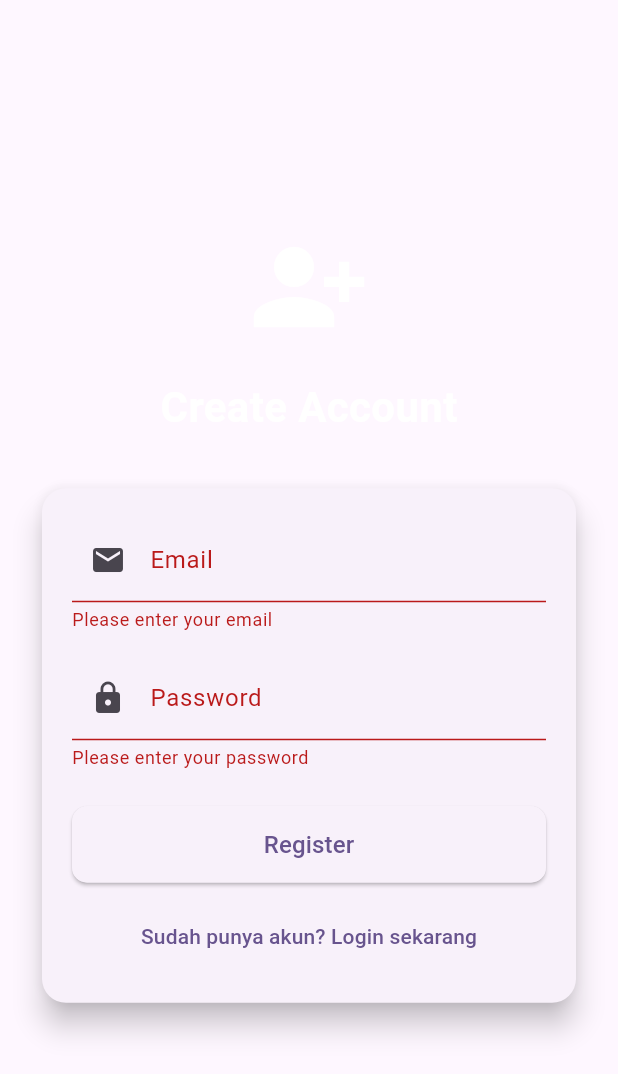
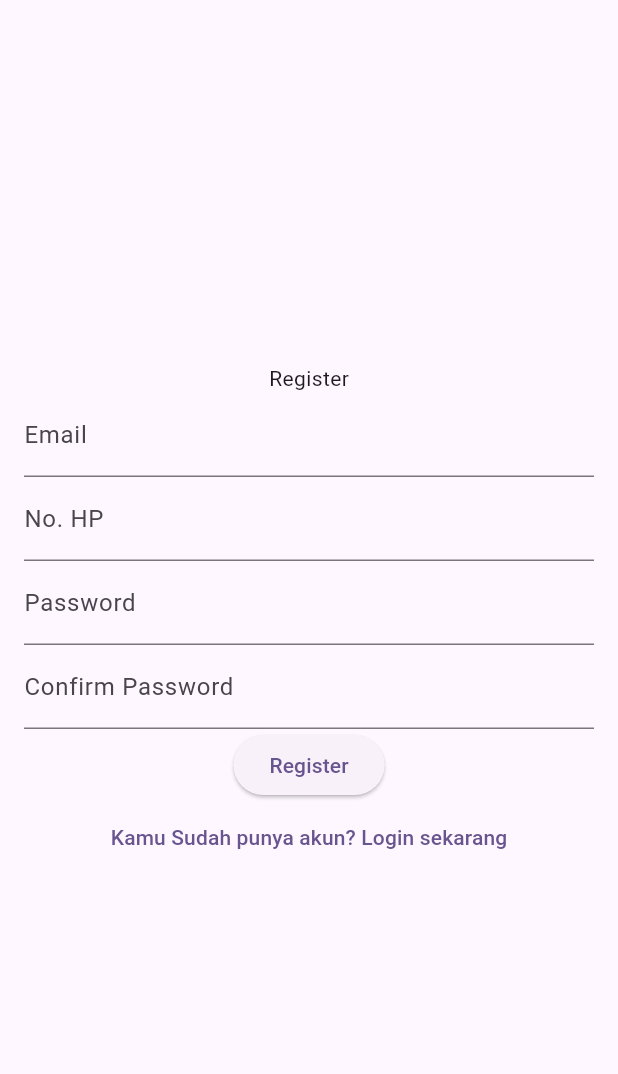
Before and after one commit to khaiqalsatrio/20220140115_UCP1_Flutter, a Flutter app: the RegisterPage screen opened directly, after a tap on "Register", on a phone screen of 412 x 824 dp. Shown: the top 1074 px of the screen. Run offline on Flutter 3.47's test engine with Material 3 defaults, Android fonts, the light colour scheme and no system bars.

Commit message:
perbaikan register page

```diff
--- a/lib/presentation/register_page.dart
+++ b/lib/presentation/register_page.dart
@@ -8,133 +8,80 @@ class RegisterPage extends StatefulWidget {
 }
 
 class _RegisterPageState extends State<RegisterPage> {
-  // Controller untuk mengambil input dari TextField email dan password
   final TextEditingController emailController = TextEditingController();
   final TextEditingController passwordController = TextEditingController();
+  final TextEditingController phoneController =
+      TextEditingController(); // Controller untuk nomor HP
 
-  // GlobalKey digunakan untuk mengakses dan memvalidasi Form
-  final GlobalKey<FormState> _formKey = GlobalKey<FormState>();
+  @override
+  void initState() {
+    super.initState(); // Perbaikan typo dari 'iniState' ke 'initState'
+  }
 
   @override
   Widget build(BuildContext context) {
     return Scaffold(
-      body: Container(
-        width: double.infinity, // Lebar full layar
-        height: double.infinity, // Tinggi full layar
-        decoration: const BoxDecoration(),
-        child: Center(
-          child: SingleChildScrollView(
-            // Scroll view agar tampilan tetap muat di layar kecil
-            padding: const EdgeInsets.symmetric(horizontal: 24.0),
+      body: Form(
+        child: Padding(
+          padding: const EdgeInsets.all(16.0),
           child: Column(
-              mainAxisSize: MainAxisSize.min,
+            mainAxisAlignment: MainAxisAlignment.center,
             children: [
-                const Icon(
-                  Icons.person_add_alt_1, // Icon user
-                  size: 80,
-                  color: Colors.white,
-                ),
-                const SizedBox(height: 20),
-                const Text(
-                  "Create Account", // Judul halaman
-                  style: TextStyle(
-                    fontSize: 28,
-                    color: Colors.white,
-                    fontWeight: FontWeight.bold,
-                  ),
-                ),
-                const SizedBox(height: 30),
-                Card(
-                  // Card untuk form input
-                  shape: RoundedRectangleBorder(
-                    borderRadius: BorderRadius.circular(16),
-                  ),
-                  elevation: 8,
-                  child: Padding(
-                    padding: const EdgeInsets.all(20),
-                    child: Form(
-                      key: _formKey, // Menghubungkan Form dengan GlobalKey
-                      child: Column(
-                        children: [
-                          // Input Email
+              Text('Register'),
               TextFormField(
                 controller: emailController,
-                            decoration: const InputDecoration(
-                              labelText: 'Email',
-                              prefixIcon: Icon(Icons.email),
-                            ),
+                decoration: const InputDecoration(labelText: 'Email'),
                 validator: (value) {
                   if (value == null || value.isEmpty) {
-                                return 'Please enter your email'; // Validasi kosong
+                    return 'Please enter your email';
                   }
                   return null;
                 },
               ),
-                          const SizedBox(height: 16),
-                          // Input Password
               TextFormField(
-                            controller: passwordController,
-                            decoration: const InputDecoration(
-                              labelText: 'Password',
-                              prefixIcon: Icon(Icons.lock),
-                            ),
-                            obscureText: true, // Menyembunyikan password
+                controller: phoneController, // Field untuk nomor HP
+                decoration: const InputDecoration(labelText: 'No. HP'),
+                keyboardType:
+                    TextInputType.phone, // Untuk mempermudah input nomor
                 validator: (value) {
                   if (value == null || value.isEmpty) {
-                                return 'Please enter your password'; // Validasi kosong
+                    return 'Please enter your phone number';
                   }
                   return null;
                 },
               ),
-                          const SizedBox(height: 24),
-                          // Tombol Register
-                          SizedBox(
-                            width: double.infinity,
-                            child: ElevatedButton(
-                              style: ElevatedButton.styleFrom(
-                                padding: const EdgeInsets.symmetric(
-                                  vertical: 14,
+              TextFormField(
+                controller: passwordController,
+                decoration: const InputDecoration(labelText: 'Password'),
+                obscureText: true,
+                validator: (value) {
+                  if (value == null || value.isEmpty) {
+                    return 'Please enter your password';
+                  }
+                  return null;
+                },
               ),
-                                shape: RoundedRectangleBorder(
-                                  borderRadius: BorderRadius.circular(10),
+              TextFormField(
+                controller: passwordController,
+                decoration: const InputDecoration(
+                  labelText: 'Confirm Password',
                 ),
+                obscureText: true,
+                validator: (value) {
+                  if (value == null || value.isEmpty) {
+                    return 'Please enter your Confirm password';
+                  }
+                  return null;
+                },
               ),
-                              onPressed: () {
-                                // Validasi form saat tombol ditekan
-                                if (_formKey.currentState!.validate()) {
-                                  // Menampilkan snackbar jika berhasil
-                                  ScaffoldMessenger.of(context).showSnackBar(
-                                    const SnackBar(
-                                      content: Text('Register successful!'),
-                                    ),
-                                  );
-                                  // Navigasi ke halaman login
-                                  Navigator.pushNamed(context, '/login');
-                                }
-                              },
-                              child: const Text(
-                                'Register',
-                                style: TextStyle(fontSize: 16),
-                              ),
-                            ),
-                          ),
-                          const SizedBox(height: 12),
-                          // Tautan untuk navigasi ke login jika sudah punya akun
+              ElevatedButton(onPressed: () {}, child: Text('Register')),
               TextButton(
                 onPressed: () {
                   Navigator.pushNamed(context, '/login');
                 },
-                            child: const Text(
-                              "Sudah punya akun? Login sekarang",
-                            ),
+                child: Text('Kamu Sudah punya akun? Login sekarang'),
               ),
             ],
-                      ),
-                    ),
-                  ),
-                ),
-              ],
-            ),
           ),
         ),
       ),
```
Lines whose indentation alone changed are shown as unchanged.
